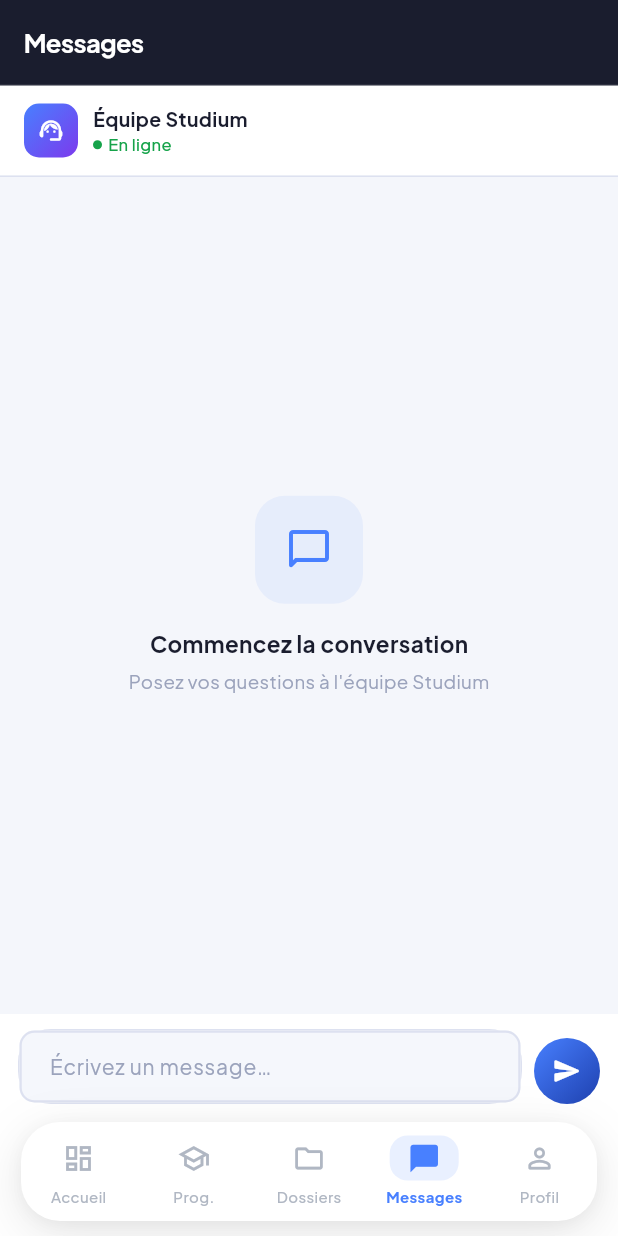
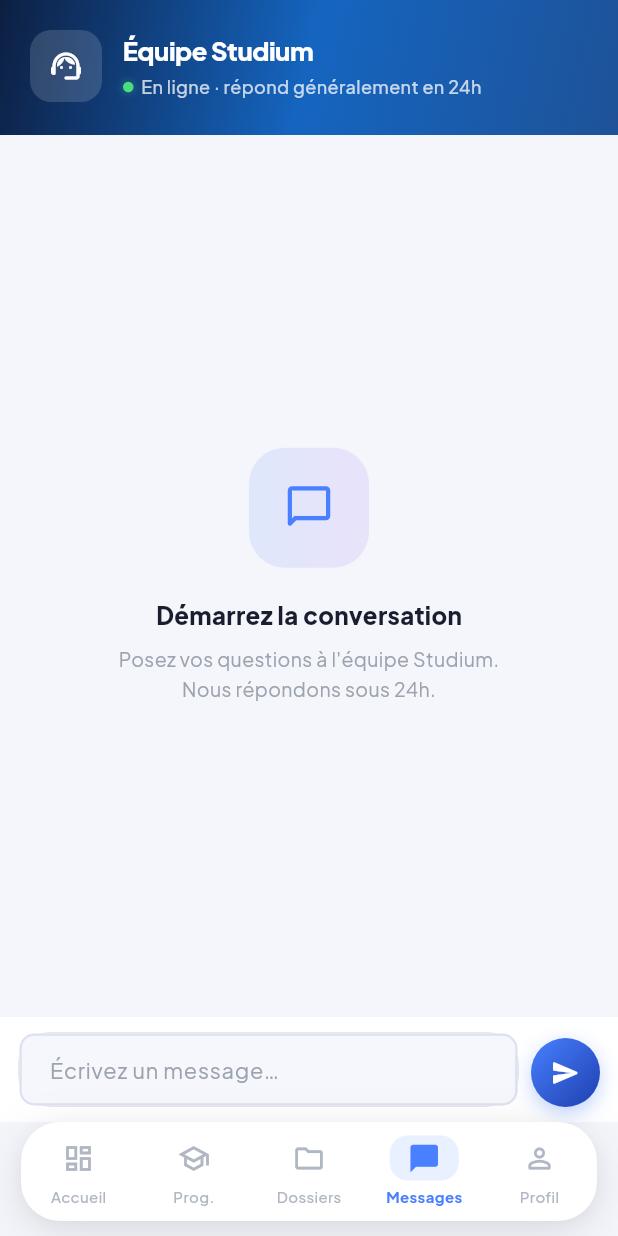
Before and after one commit to MSKETUDIANT/studium-platforme, a Flutter app: the screen it shows once a user with an empty profile is signed in, item 4 of the bottom bar chosen, on a phone screen of 412 x 824 dp. Run offline on Flutter 3.47's test engine with Material 3 defaults, Android fonts, the phone set to English and light mode, and no system bars; drawn by our look-alikes of flutter_animate; our stand-ins replace app_links, country_picker, dio, file_picker, flutter_riverpod, flutter_typeahead and 7 more; accounts and stored records are empty.

Commit message:
fix(sprint-4.2): MessagesPage uniforme + RLS étudiants messagerie
- MessagesPage : header gradient identique aux autres pages (no AppBar, SafeArea, AnnotatedRegion)
- Bulles avec gradient bleu/indigo (étudiant) + shadow, avatar staff
- État vide et état erreur redessinés avec bouton Réessayer
- Migration RLS : policy student_own_conversation + student_own_messages

Co-Authored-By: Claude Sonnet 4.6 <noreply@anthropic.com>

```diff
--- a/studium_mobile/lib/features/messaging/presentation/pages/messages_page.dart
+++ b/studium_mobile/lib/features/messaging/presentation/pages/messages_page.dart
@@ -7,21 +7,26 @@ import '../../../../core/constants/app_colors.dart';
 import '../../data/datasources/messaging_remote_datasource.dart';
 import '../providers/messaging_providers.dart';
 
-const _kNavy = Color(0xFF1A1D2E);
-const _kBlue = Color(0xFF4880FF);
-const _kBg   = Color(0xFFF4F6FB);
+// ─── Palette (identique aux autres pages) ─────────────────────────────────────
+const _kNavy   = Color(0xFF0D1F42);
+const _kBlue   = Color(0xFF1A3C6E);
+const _kAccent = Color(0xFF4880FF);
+const _kBg     = Color(0xFFF4F6FB);
+const _kText   = Color(0xFF1A1D2E);
+const _kMuted  = Color(0xFF9CA3AF);
+const _kBorder = Color(0xFFE5E7EB);
 
+// ─── MessagesPage ─────────────────────────────────────────────────────────────
 class MessagesPage extends ConsumerStatefulWidget {
   const MessagesPage({super.key});
-
   @override
   ConsumerState<MessagesPage> createState() => _MessagesPageState();
 }
 
 class _MessagesPageState extends ConsumerState<MessagesPage> {
-  final _controller  = TextEditingController();
-  final _scrollCtrl  = ScrollController();
-  bool  _sending     = false;
+  final _controller = TextEditingController();
+  final _scrollCtrl = ScrollController();
+  bool  _sending    = false;
 
   @override
   void dispose() {
@@ -56,137 +61,45 @@ class _MessagesPageState extends ConsumerState<MessagesPage> {
   @override
   Widget build(BuildContext context) {
     final messagesAsync = ref.watch(messagesProvider);
-
-    // Scroll auto à chaque nouveau message
     messagesAsync.whenData((_) => _scrollToBottom());
 
-    return Scaffold(
+    return AnnotatedRegion<SystemUiOverlayStyle>(
+      value: SystemUiOverlayStyle.light,
+      child: Scaffold(
         backgroundColor: _kBg,
-      appBar: AppBar(
-        backgroundColor: _kNavy,
-        elevation: 0,
-        systemOverlayStyle: SystemUiOverlayStyle.light,
-        title: const Text(
-          'Messages',
-          style: TextStyle(
-            color: Colors.white,
-            fontWeight: FontWeight.w700,
-            fontSize: 17,
-          ),
-        ),
-        bottom: PreferredSize(
-          preferredSize: const Size.fromHeight(1),
-          child: Container(color: Colors.white.withValues(alpha: 0.08), height: 1),
-        ),
-      ),
-      body: Column(
+        body: SafeArea(
+          top: false,
+          child: Column(
             children: [
-          // ── En-tête équipe ──
-          Container(
-            width: double.infinity,
-            padding: const EdgeInsets.symmetric(horizontal: 16, vertical: 12),
-            color: Colors.white,
-            child: Row(
-              children: [
-                Container(
-                  width: 36, height: 36,
-                  decoration: BoxDecoration(
-                    gradient: const LinearGradient(
-                      colors: [_kBlue, Color(0xFF7C3AED)],
-                      begin: Alignment.topLeft,
-                      end: Alignment.bottomRight,
-                    ),
-                    borderRadius: BorderRadius.circular(10),
-                  ),
-                  child: const Icon(Icons.support_agent_rounded, color: Colors.white, size: 18),
-                ),
-                const SizedBox(width: 10),
-                Column(
-                  crossAxisAlignment: CrossAxisAlignment.start,
-                  children: [
-                    const Text(
-                      'Équipe Studium',
-                      style: TextStyle(fontWeight: FontWeight.w700, fontSize: 13, color: _kNavy),
-                    ),
-                    Row(
-                      children: [
-                        Container(
-                          width: 6, height: 6,
-                          decoration: const BoxDecoration(
-                            color: AppColors.success,
-                            shape: BoxShape.circle,
-                          ),
-                        ),
-                        const SizedBox(width: 4),
-                        const Text(
-                          'En ligne',
-                          style: TextStyle(fontSize: 11, color: AppColors.success, fontWeight: FontWeight.w500),
-                        ),
-                      ],
-                    ),
-                  ],
-                ),
-              ],
-            ),
-          ),
-          const Divider(height: 1, color: AppColors.borderInput),
+              // ── Header gradient ──
+              _Header().animate().fadeIn(duration: 400.ms).slideY(begin: -0.06),
 
               // ── Messages ──
               Expanded(
                 child: messagesAsync.when(
                   loading: () => const Center(
-                child: CircularProgressIndicator(color: _kBlue, strokeWidth: 2),
+                    child: CircularProgressIndicator(color: _kAccent, strokeWidth: 2),
                   ),
-              error: (e, _) => Center(
-                child: Column(
-                  mainAxisSize: MainAxisSize.min,
-                  children: [
-                    const Icon(Icons.error_outline, color: AppColors.danger, size: 32),
-                    const SizedBox(height: 8),
-                    Text('Erreur de chargement', style: TextStyle(color: AppColors.textMuted, fontSize: 13)),
-                  ],
-                ),
+                  error: (e, _) => _ErrorState(
+                    onRetry: () => ref.invalidate(messagesProvider),
                   ),
                   data: (messages) {
-                if (messages.isEmpty) {
-                  return Center(
-                    child: Column(
-                      mainAxisSize: MainAxisSize.min,
-                      children: [
-                        Container(
-                          width: 72, height: 72,
-                          decoration: BoxDecoration(
-                            color: _kBlue.withValues(alpha: 0.08),
-                            borderRadius: BorderRadius.circular(20),
-                          ),
-                          child: const Icon(Icons.chat_bubble_outline_rounded, color: _kBlue, size: 32),
-                        ).animate().fadeIn().scale(),
-                        const SizedBox(height: 16),
-                        const Text(
-                          'Commencez la conversation',
-                          style: TextStyle(fontWeight: FontWeight.w700, fontSize: 15, color: _kNavy),
-                        ).animate().fadeIn(delay: 100.ms),
-                        const SizedBox(height: 6),
-                        const Text(
-                          'Posez vos questions à l\'équipe Studium',
-                          style: TextStyle(fontSize: 12.5, color: AppColors.textMuted),
-                        ).animate().fadeIn(delay: 200.ms),
-                      ],
-                    ),
-                  );
-                }
-
+                    if (messages.isEmpty) return const _EmptyState();
                     return ListView.builder(
-                  controller: _scrollCtrl,
-                  padding: const EdgeInsets.fromLTRB(16, 16, 16, 8),
-                  itemCount: messages.length,
+                      controller:  _scrollCtrl,
+                      padding:     const EdgeInsets.fromLTRB(16, 16, 16, 8),
+                      itemCount:   messages.length,
                       itemBuilder: (_, i) {
                         final msg    = messages[i];
-                    final isNext = i + 1 < messages.length && messages[i + 1].senderType == msg.senderType;
+                        final sameNext = i + 1 < messages.length &&
+                            messages[i + 1].senderType == msg.senderType;
                         return _MessageBubble(
-                      message:   msg,
-                      isLast:    !isNext,
-                      showTime:  !isNext || i == messages.length - 1,
+                          message:  msg,
+                          isLast:   !sameNext,
+                          showTime: !sameNext || i == messages.length - 1,
+                        ).animate().fadeIn(
+                          delay:    Duration(milliseconds: i < 15 ? i * 30 : 0),
+                          duration: 200.ms,
                         );
                       },
                     );
@@ -202,11 +115,185 @@ class _MessagesPageState extends ConsumerState<MessagesPage> {
               ),
             ],
           ),
+        ),
+      ),
     );
   }
 }
 
-/* ─── Bulle de message ──────────────────────────────────────────────────────── */
+// ─── Header ───────────────────────────────────────────────────────────────────
+class _Header extends StatelessWidget {
+  const _Header();
+
+  @override
+  Widget build(BuildContext context) {
+    return Container(
+      width: double.infinity,
+      decoration: const BoxDecoration(
+        gradient: LinearGradient(
+          colors: [Color(0xFF0D1F42), Color(0xFF1565C0), Color(0xFF1E5298)],
+          begin: Alignment.topLeft,
+          end: Alignment.bottomRight,
+        ),
+      ),
+      child: SafeArea(
+        bottom: false,
+        child: Padding(
+          padding: const EdgeInsets.fromLTRB(20, 20, 20, 22),
+          child: Row(
+            children: [
+              // Avatar équipe
+              Container(
+                width: 48, height: 48,
+                decoration: BoxDecoration(
+                  color: Colors.white.withValues(alpha: 0.15),
+                  borderRadius: BorderRadius.circular(14),
+                ),
+                child: const Icon(Icons.support_agent_rounded, color: Colors.white, size: 24),
+              ),
+              const SizedBox(width: 14),
+              Expanded(
+                child: Column(
+                  crossAxisAlignment: CrossAxisAlignment.start,
+                  children: [
+                    const Text(
+                      'Équipe Studium',
+                      style: TextStyle(
+                        color: Colors.white, fontWeight: FontWeight.w800,
+                        fontSize: 17, letterSpacing: -0.3,
+                      ),
+                    ),
+                    const SizedBox(height: 4),
+                    Row(
+                      children: [
+                        Container(
+                          width: 7, height: 7,
+                          decoration: BoxDecoration(
+                            color: const Color(0xFF4ADE80),
+                            shape: BoxShape.circle,
+                            boxShadow: [BoxShadow(color: const Color(0xFF4ADE80).withValues(alpha: 0.4), blurRadius: 4)],
+                          ),
+                        ),
+                        const SizedBox(width: 5),
+                        Text(
+                          'En ligne · répond généralement en 24h',
+                          style: TextStyle(
+                            color: Colors.white.withValues(alpha: 0.75),
+                            fontSize: 12, fontWeight: FontWeight.w500,
+                          ),
+                        ),
+                      ],
+                    ),
+                  ],
+                ),
+              ),
+            ],
+          ),
+        ),
+      ),
+    );
+  }
+}
+
+// ─── État vide ────────────────────────────────────────────────────────────────
+class _EmptyState extends StatelessWidget {
+  const _EmptyState();
+
+  @override
+  Widget build(BuildContext context) {
+    return Center(
+      child: Padding(
+        padding: const EdgeInsets.all(32),
+        child: Column(
+          mainAxisSize: MainAxisSize.min,
+          children: [
+            Container(
+              width: 80, height: 80,
+              decoration: BoxDecoration(
+                gradient: LinearGradient(
+                  colors: [_kAccent.withValues(alpha: 0.12), const Color(0xFF7C3AED).withValues(alpha: 0.10)],
+                ),
+                borderRadius: BorderRadius.circular(24),
+              ),
+              child: const Icon(Icons.chat_bubble_outline_rounded, color: _kAccent, size: 34),
+            ).animate().scale(begin: const Offset(0.8, 0.8)).fadeIn(),
+            const SizedBox(height: 20),
+            const Text(
+              'Démarrez la conversation',
+              style: TextStyle(fontWeight: FontWeight.w800, fontSize: 16, color: _kText),
+            ).animate().fadeIn(delay: 100.ms),
+            const SizedBox(height: 8),
+            Text(
+              'Posez vos questions à l\'équipe Studium.\nNous répondons sous 24h.',
+              textAlign: TextAlign.center,
+              style: TextStyle(fontSize: 13, color: _kMuted, height: 1.5),
+            ).animate().fadeIn(delay: 150.ms),
+          ],
+        ),
+      ),
+    );
+  }
+}
+
+// ─── État erreur ──────────────────────────────────────────────────────────────
+class _ErrorState extends StatelessWidget {
+  final VoidCallback onRetry;
+  const _ErrorState({required this.onRetry});
+
+  @override
+  Widget build(BuildContext context) {
+    return Center(
+      child: Padding(
+        padding: const EdgeInsets.all(32),
+        child: Column(
+          mainAxisSize: MainAxisSize.min,
+          children: [
+            Container(
+              width: 72, height: 72,
+              decoration: BoxDecoration(
+                color: AppColors.dangerBg,
+                borderRadius: BorderRadius.circular(20),
+              ),
+              child: const Icon(Icons.wifi_off_rounded, color: AppColors.danger, size: 32),
+            ),
+            const SizedBox(height: 16),
+            const Text(
+              'Impossible de charger',
+              style: TextStyle(fontWeight: FontWeight.w700, fontSize: 15, color: _kText),
+            ),
+            const SizedBox(height: 6),
+            Text(
+              'Vérifiez votre connexion internet\net réessayez.',
+              textAlign: TextAlign.center,
+              style: TextStyle(fontSize: 13, color: _kMuted, height: 1.5),
+            ),
+            const SizedBox(height: 24),
+            GestureDetector(
+              onTap: onRetry,
+              child: Container(
+                padding: const EdgeInsets.symmetric(horizontal: 24, vertical: 12),
+                decoration: BoxDecoration(
+                  gradient: const LinearGradient(colors: [_kNavy, Color(0xFF1565C0)]),
+                  borderRadius: BorderRadius.circular(12),
+                ),
+                child: const Row(
+                  mainAxisSize: MainAxisSize.min,
+                  children: [
+                    Icon(Icons.refresh_rounded, color: Colors.white, size: 16),
+                    SizedBox(width: 6),
+                    Text('Réessayer', style: TextStyle(color: Colors.white, fontWeight: FontWeight.w700, fontSize: 13)),
+                  ],
+                ),
+              ),
+            ),
+          ],
+        ),
+      ),
+    );
+  }
+}
+
+// ─── Bulle de message ─────────────────────────────────────────────────────────
 class _MessageBubble extends StatelessWidget {
   final MessageModel message;
   final bool isLast;
@@ -221,67 +308,69 @@ class _MessageBubble extends StatelessWidget {
   @override
   Widget build(BuildContext context) {
     final isStudent = !message.isStaff;
-    final time = _fmtTime(message.createdAt);
 
     return Padding(
-      padding: EdgeInsets.only(bottom: isLast ? 12 : 3),
+      padding: EdgeInsets.only(bottom: isLast ? 14 : 3),
       child: Column(
-        crossAxisAlignment:
-            isStudent ? CrossAxisAlignment.end : CrossAxisAlignment.start,
+        crossAxisAlignment: isStudent ? CrossAxisAlignment.end : CrossAxisAlignment.start,
         children: [
           Row(
-            mainAxisAlignment:
-                isStudent ? MainAxisAlignment.end : MainAxisAlignment.start,
+            mainAxisAlignment: isStudent ? MainAxisAlignment.end : MainAxisAlignment.start,
             crossAxisAlignment: CrossAxisAlignment.end,
             children: [
               // Avatar staff
-              if (!isStudent && isLast) ...[
+              if (!isStudent) ...[
+                if (isLast)
                   Container(
-                  width: 28, height: 28,
-                  margin: const EdgeInsets.only(right: 8),
+                    width: 30, height: 30,
+                    margin: const EdgeInsets.only(right: 8, bottom: 2),
                     decoration: BoxDecoration(
                       gradient: const LinearGradient(
-                      colors: [_kBlue, Color(0xFF7C3AED)],
+                        colors: [_kAccent, Color(0xFF7C3AED)],
                         begin: Alignment.topLeft,
                         end: Alignment.bottomRight,
                       ),
-                    borderRadius: BorderRadius.circular(8),
+                      borderRadius: BorderRadius.circular(9),
                     ),
-                  child: const Icon(Icons.support_agent_rounded, color: Colors.white, size: 14),
-                ),
-              ] else if (!isStudent) ...[
-                const SizedBox(width: 36),
+                    child: const Icon(Icons.support_agent_rounded, color: Colors.white, size: 15),
+                  )
+                else
+                  const SizedBox(width: 38),
               ],
 
               // Bulle
               Flexible(
                 child: Container(
-                  constraints: BoxConstraints(
-                    maxWidth: MediaQuery.of(context).size.width * 0.72,
-                  ),
+                  constraints: BoxConstraints(maxWidth: MediaQuery.of(context).size.width * 0.70),
                   padding: const EdgeInsets.symmetric(horizontal: 14, vertical: 10),
                   decoration: BoxDecoration(
-                    color: isStudent ? _kBlue : Colors.white,
+                    gradient: isStudent
+                        ? const LinearGradient(
+                            colors: [_kAccent, Color(0xFF1E40AF)],
+                            begin: Alignment.topLeft,
+                            end: Alignment.bottomRight,
+                          )
+                        : null,
+                    color: isStudent ? null : Colors.white,
                     borderRadius: BorderRadius.only(
                       topLeft:     const Radius.circular(16),
                       topRight:    const Radius.circular(16),
-                      bottomLeft:  Radius.circular(isStudent ? 16 : (isLast ? 4 : 16)),
-                      bottomRight: Radius.circular(isStudent ? (isLast ? 4 : 16) : 16),
+                      bottomLeft:  Radius.circular(!isStudent && isLast ? 4 : 16),
+                      bottomRight: Radius.circular(isStudent && isLast ? 4 : 16),
                     ),
                     boxShadow: [
                       BoxShadow(
-                        color: Colors.black.withValues(alpha: 0.06),
-                        blurRadius: 8,
-                        offset: const Offset(0, 2),
+                        color: (isStudent ? _kAccent : Colors.black).withValues(alpha: 0.10),
+                        blurRadius: 8, offset: const Offset(0, 3),
                       ),
                     ],
                   ),
                   child: Text(
                     message.content,
                     style: TextStyle(
-                      fontSize: 14,
-                      color:    isStudent ? Colors.white : _kNavy,
-                      height:   1.4,
+                      fontSize: 14.5,
+                      color:    isStudent ? Colors.white : _kText,
+                      height:   1.45,
                     ),
                   ),
                 ),
@@ -289,59 +378,41 @@ class _MessageBubble extends StatelessWidget {
             ],
           ),
 
-          // Horodatage
           if (showTime)
             Padding(
-              padding: EdgeInsets.only(
-                top: 4,
-                left: isStudent ? 0 : 36,
-                right: 0,
-              ),
+              padding: EdgeInsets.only(top: 4, left: isStudent ? 0 : 38),
               child: Text(
-                time,
-                style: const TextStyle(fontSize: 10.5, color: AppColors.textMuted),
+                _fmtTime(message.createdAt),
+                style: const TextStyle(fontSize: 11, color: _kMuted),
               ),
             ),
         ],
       ),
-    ).animate().fadeIn(duration: 250.ms).slideY(begin: 0.1, end: 0);
+    );
   }
 
   String _fmtTime(DateTime dt) {
-    final now  = DateTime.now();
-    final diff = now.difference(dt);
+    final diff = DateTime.now().difference(dt);
     if (diff.inMinutes < 1)  return 'À l\'instant';
-    if (diff.inHours < 1)    return 'Il y a ${diff.inMinutes} min';
-    if (diff.inDays < 1)     return '${dt.hour.toString().padLeft(2,'0')}:${dt.minute.toString().padLeft(2,'0')}';
-    if (diff.inDays == 1)    return 'Hier ${dt.hour.toString().padLeft(2,'0')}:${dt.minute.toString().padLeft(2,'0')}';
-    return '${dt.day.toString().padLeft(2,'0')}/${dt.month.toString().padLeft(2,'0')}';
+    if (diff.inMinutes < 60) return 'Il y a ${diff.inMinutes} min';
+    if (diff.inHours   < 24) return '${dt.hour.toString().padLeft(2, '0')}:${dt.minute.toString().padLeft(2, '0')}';
+    if (diff.inDays    == 1) return 'Hier ${dt.hour.toString().padLeft(2, '0')}:${dt.minute.toString().padLeft(2, '0')}';
+    return '${dt.day.toString().padLeft(2, '0')}/${dt.month.toString().padLeft(2, '0')}';
   }
 }
 
-/* ─── Zone de saisie ────────────────────────────────────────────────────────── */
+// ─── Zone de saisie ───────────────────────────────────────────────────────────
 class _ReplyBox extends StatelessWidget {
   final TextEditingController controller;
   final bool         sending;
   final VoidCallback onSend;
-
-  const _ReplyBox({
-    required this.controller,
-    required this.sending,
-    required this.onSend,
-  });
+  const _ReplyBox({required this.controller, required this.sending, required this.onSend});
 
   @override
   Widget build(BuildContext context) {
-    final bottom = MediaQuery.of(context).viewInsets.bottom;
-    return AnimatedPadding(
-      duration: const Duration(milliseconds: 150),
-      curve:    Curves.easeOut,
-      padding:  EdgeInsets.only(bottom: bottom),
-      child: Container(
+    return Container(
       color: Colors.white,
-        padding: const EdgeInsets.fromLTRB(12, 10, 12, 12),
-        child: SafeArea(
-          top: false,
+      padding: EdgeInsets.fromLTRB(12, 10, 12, MediaQuery.of(context).padding.bottom + 10),
       child: Row(
         crossAxisAlignment: CrossAxisAlignment.end,
         children: [
@@ -351,18 +422,18 @@ class _ReplyBox extends StatelessWidget {
               decoration: BoxDecoration(
                 color: _kBg,
                 borderRadius: BorderRadius.circular(22),
-                    border: Border.all(color: AppColors.borderInput),
+                border: Border.all(color: _kBorder),
               ),
               child: TextField(
-                    controller:    controller,
-                    maxLines:      null,
+                controller:      controller,
+                maxLines:        null,
                 textInputAction: TextInputAction.newline,
-                    style: const TextStyle(fontSize: 14, color: _kNavy),
-                    decoration: const InputDecoration(
-                      contentPadding: EdgeInsets.symmetric(horizontal: 16, vertical: 10),
-                      hintText:    'Écrivez un message…',
-                      hintStyle:   TextStyle(color: AppColors.textMuted, fontSize: 14),
-                      border:      InputBorder.none,
+                style: const TextStyle(fontSize: 14.5, color: _kText),
+                decoration: InputDecoration(
+                  contentPadding: const EdgeInsets.symmetric(horizontal: 16, vertical: 11),
+                  hintText:  'Écrivez un message…',
+                  hintStyle: TextStyle(color: _kMuted, fontSize: 14.5),
+                  border:    InputBorder.none,
                 ),
               ),
             ),
@@ -372,30 +443,31 @@ class _ReplyBox extends StatelessWidget {
             onTap: sending ? null : onSend,
             child: AnimatedContainer(
               duration: const Duration(milliseconds: 200),
-                  width: 44, height: 44,
+              width: 46, height: 46,
               decoration: BoxDecoration(
                 gradient: sending
                     ? null
                     : const LinearGradient(
-                            colors: [_kBlue, Color(0xFF1E40AF)],
+                        colors: [_kAccent, Color(0xFF1E40AF)],
                         begin: Alignment.topLeft,
                         end: Alignment.bottomRight,
                       ),
-                    color:        sending ? AppColors.borderInput : null,
-                    borderRadius: BorderRadius.circular(22),
+                color:        sending ? _kBorder : null,
+                borderRadius: BorderRadius.circular(23),
+                boxShadow: sending ? [] : [
+                  BoxShadow(color: _kAccent.withValues(alpha: 0.35), blurRadius: 10, offset: const Offset(0, 4)),
+                ],
               ),
               child: sending
                   ? const Padding(
                       padding: EdgeInsets.all(12),
-                          child: CircularProgressIndicator(strokeWidth: 2, color: _kBlue),
+                      child: CircularProgressIndicator(strokeWidth: 2, color: _kAccent),
                     )
                   : const Icon(Icons.send_rounded, color: Colors.white, size: 20),
             ),
           ),
         ],
       ),
-        ),
-      ),
     );
   }
 }
```
Also changed, not shown: 1 other file. Lines whose indentation alone changed are shown as unchanged.
